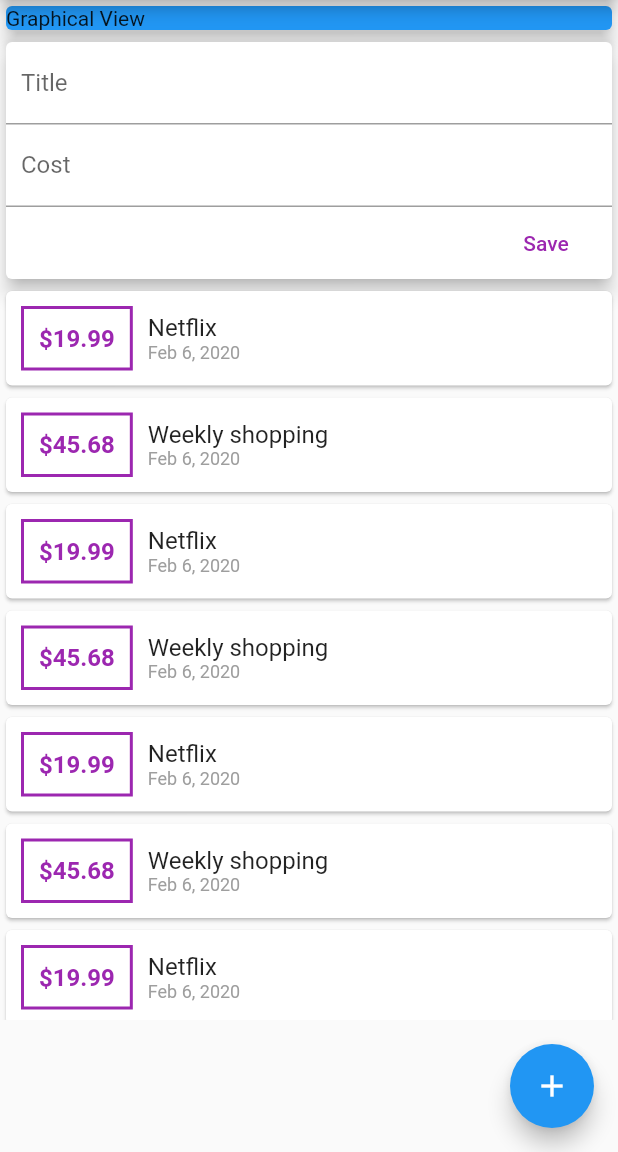
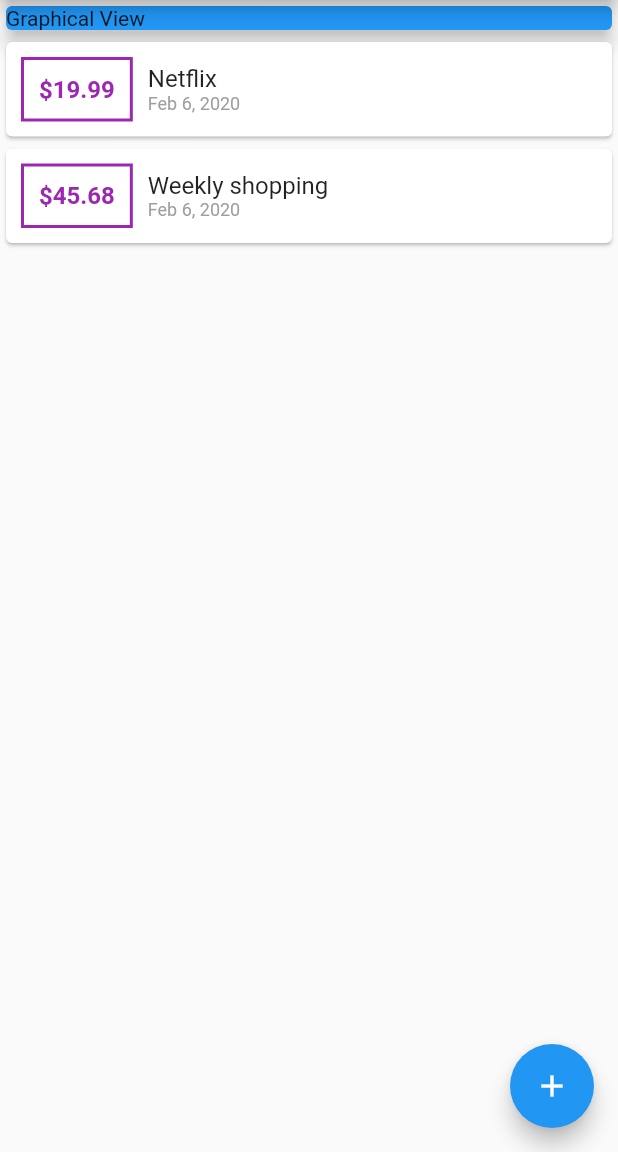
Before and after one commit to jmohandas/expenseapp, a Flutter app: the screen it shows after launch, after a tap on the "add" icon, on a phone screen of 412 x 824 dp, the part 84-1236 px from its top. Run offline on Flutter 3.47's test engine with Material 2 defaults, Android fonts, the phone set to English and light mode, and no system bars.

```diff
--- a/lib/main.dart
+++ b/lib/main.dart
@@ -1,10 +1,55 @@
 import 'package:flutter/material.dart';
 
-import './widgets/combinedListAndInput.dart';
+import './widgets/transactionInput.dart';
+import './widgets/transactionsList.dart';
+import './models/transaction.dart';
 
 void main() => runApp(ExpenseApp());
 
-class ExpenseApp extends StatelessWidget {
+class ExpenseApp extends StatefulWidget {
+  @override
+  _ExpenseAppState createState() => _ExpenseAppState();
+}
+
+class _ExpenseAppState extends State<ExpenseApp> {
+  final List<Transaction> transactions = [
+    Transaction(
+      id: 't1',
+      title: 'Netflix',
+      cost: 19.99,
+      time: DateTime.now(),
+    ),
+    Transaction(
+      id: 't2',
+      title: 'Weekly shopping',
+      cost: 45.68,
+      time: DateTime.now(),
+    ),
+  ];
+
+  _addNewTransaction(String title, double cost) {
+    DateTime time = DateTime.now();
+    Transaction newTransaction = Transaction(
+      id: time.toString(),
+      title: title,
+      cost: cost,
+      time: time,
+    );
+    setState(() {
+      transactions.add(newTransaction);
+    });
+  }
+
+  void startAddNewTransaction(BuildContext ctx) {
+    print("Pressed the button");
+    showModalBottomSheet(
+      context: ctx,
+      builder: (_) {
+        return TransactionInput(_addNewTransaction);
+      },
+    );
+  }
+
   @override
   Widget build(BuildContext context) {
     return MaterialApp(
@@ -14,7 +59,7 @@ class ExpenseApp extends StatelessWidget {
           actions: <Widget>[
             IconButton(
               icon: Icon(Icons.add),
-              onPressed: () {},
+              onPressed: () => startAddNewTransaction(context),
             )
           ],
         ),
@@ -30,13 +75,15 @@ class ExpenseApp extends StatelessWidget {
                     elevation: 5,
                     color: Colors.blue),
               ),
-              CombinedListAndInput(),
+              TransactionsList(transactions),
             ],
           ),
         ),
-        floatingActionButton: FloatingActionButton(
-          child: Icon(Icons.add),
-          onPressed: () {},
+        floatingActionButton: Builder(
+          builder: (context) => FloatingActionButton(
+            child: Icon(Icons.add),
+            onPressed: () => startAddNewTransaction(context),
+          ),
         ),
       ),
     );
--- a/lib/widgets/combinedListAndInput.dart
+++ /dev/null
@@ -1,122 +0,0 @@
-import 'package:flutter/material.dart';
-
-import '../models/transaction.dart';
-import './transactionInput.dart';
-import './transactionsList.dart';
-
-class CombinedListAndInput extends StatefulWidget {
-  @override
-  _CombinedListAndInputState createState() => _CombinedListAndInputState();
-}
-
-class _CombinedListAndInputState extends State<CombinedListAndInput> {
-  final List<Transaction> transactions = [
-    Transaction(
-      id: 't1',
-      title: 'Netflix',
-      cost: 19.99,
-      time: DateTime.now(),
-    ),
-    Transaction(
-      id: 't2',
-      title: 'Weekly shopping',
-      cost: 45.68,
-      time: DateTime.now(),
-    ),
-    Transaction(
-      id: 't1',
-      title: 'Netflix',
-      cost: 19.99,
-      time: DateTime.now(),
-    ),
-    Transaction(
-      id: 't2',
-      title: 'Weekly shopping',
-      cost: 45.68,
-      time: DateTime.now(),
-    ),
-    Transaction(
-      id: 't1',
-      title: 'Netflix',
-      cost: 19.99,
-      time: DateTime.now(),
-    ),
-    Transaction(
-      id: 't2',
-      title: 'Weekly shopping',
-      cost: 45.68,
-      time: DateTime.now(),
-    ),
-    Transaction(
-      id: 't1',
-      title: 'Netflix',
-      cost: 19.99,
-      time: DateTime.now(),
-    ),
-    Transaction(
-      id: 't2',
-      title: 'Weekly shopping',
-      cost: 45.68,
-      time: DateTime.now(),
-    ),
-    Transaction(
-      id: 't1',
-      title: 'Netflix',
-      cost: 19.99,
-      time: DateTime.now(),
-    ),
-    Transaction(
-      id: 't2',
-      title: 'Weekly shopping',
-      cost: 45.68,
-      time: DateTime.now(),
-    ),
-    Transaction(
-      id: 't1',
-      title: 'Netflix',
-      cost: 19.99,
-      time: DateTime.now(),
-    ),
-    Transaction(
-      id: 't2',
-      title: 'Weekly shopping',
-      cost: 45.68,
-      time: DateTime.now(),
-    ),
-    Transaction(
-      id: 't1',
-      title: 'Netflix',
-      cost: 19.99,
-      time: DateTime.now(),
-    ),
-    Transaction(
-      id: 't2',
-      title: 'Weekly shopping',
-      cost: 45.68,
-      time: DateTime.now(),
-    ),
-  ];
-
-  _addNewTransaction(String title, double cost) {
-    DateTime time = DateTime.now();
-    Transaction newTransaction = Transaction(
-      id: time.toString(),
-      title: title,
-      cost: cost,
-      time: time,
-    );
-    setState(() {
-      transactions.add(newTransaction);
-    });
-  }
-
-  @override
-  Widget build(BuildContext context) {
-    return Column(
-      children: <Widget>[
-        TransactionInput(_addNewTransaction),
-        TransactionsList(transactions),
-      ],
-    );
-  }
-}
```
